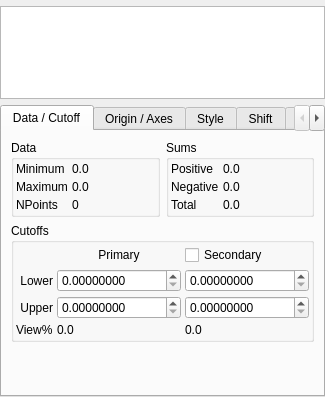
trisyoungs/aten, file branches/nugui/src/gui/grids.ui: the form before one commit.
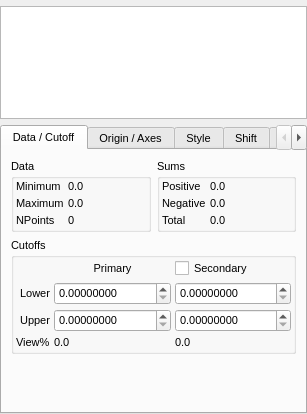
The form after the commit. Icons and pictures are not drawn. Custom widgets are drawn as their Qt base class.

Commit message: Converted all icons to plain svg (again) using older version of Inkscape. Removed unnecessary call to setCentralWidget in GuiQt::run(). Tweaked some dock widget issues. Changed font size of all dock widgets to 8 pt. Added Messenger::richPrint() function to pass HTML-formatted message to GUI and stripped plaintext message to stdout if required.

What changed in the file:
```diff
--- a/branches/nugui/src/gui/grids.ui
+++ b/branches/nugui/src/gui/grids.ui
@@ -7,15 +7,20 @@
     <x>0</x>
     <y>0</y>
     <width>272</width>
-    <height>397</height>
+    <height>414</height>
    </rect>
   </property>
   <property name="minimumSize">
    <size>
     <width>270</width>
-    <height>397</height>
+    <height>414</height>
    </size>
   </property>
+  <property name="font">
+   <font>
+    <pointsize>8</pointsize>
+   </font>
+  </property>
   <property name="floating">
    <bool>true</bool>
   </property>
```
The commit also changes 156 other files.
